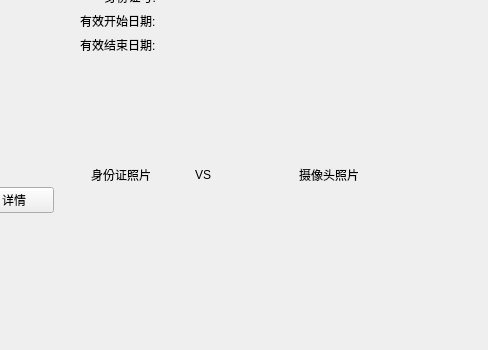
Old version of the form AiSign/gui/AiSignWidget.ui in the repository xtuer/Qt; both pictures show x 211 to 699 and y 136 to 486 of the 858 by 627 pixel window.
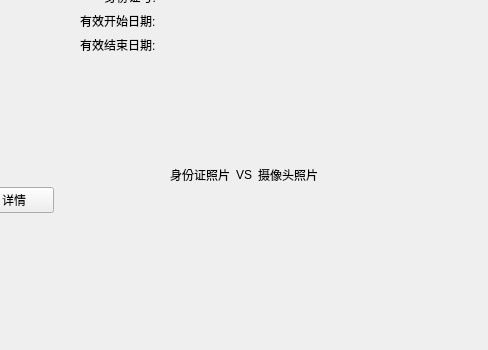
New version of the form. Icons and pictures are not drawn.

What changed in the file:
```diff
--- a/AiSign/gui/AiSignWidget.ui
+++ b/AiSign/gui/AiSignWidget.ui
@@ -84,7 +84,10 @@
 .ContainerCentralWidget QLabel.Picture {
     background: #CCC;
     border-radius: 4px;
-    padding: 10px;
+    min-width: 102px;
+    max-width: 102px;
+    min-height: 126px;
+    max-height: 126px;
 }</string>
   </property>
   <layout class="QGridLayout" name="gridLayout">
@@ -454,7 +457,7 @@
             </sizepolicy>
            </property>
            <layout class="QGridLayout" name="gridLayout_16">
-            <item row="0" column="0">
+            <item row="0" column="1">
              <widget class="QLabel" name="label_40">
               <property name="text">
                <string>身份证照片</string>
@@ -464,14 +467,14 @@
               </property>
              </widget>
             </item>
-            <item row="0" column="1">
+            <item row="0" column="2">
              <widget class="QLabel" name="label_42">
               <property name="text">
                <string>VS</string>
               </property>
              </widget>
             </item>
-            <item row="0" column="2">
+            <item row="0" column="3">
              <widget class="QLabel" name="label_41">
               <property name="text">
                <string>摄像头照片</string>
@@ -481,6 +484,32 @@
               </property>
              </widget>
             </item>
+            <item row="0" column="0">
+             <spacer name="horizontalSpacer">
+              <property name="orientation">
+               <enum>Qt::Horizontal</enum>
+              </property>
+              <property name="sizeHint" stdset="0">
+               <size>
+                <width>2</width>
+                <height>20</height>
+               </size>
+              </property>
+             </spacer>
+            </item>
+            <item row="0" column="4">
+             <spacer name="horizontalSpacer_2">
+              <property name="orientation">
+               <enum>Qt::Horizontal</enum>
+              </property>
+              <property name="sizeHint" stdset="0">
+               <size>
+                <width>2</width>
+                <height>20</height>
+               </size>
+              </property>
+             </spacer>
+            </item>
            </layout>
           </widget>
          </item>
```
